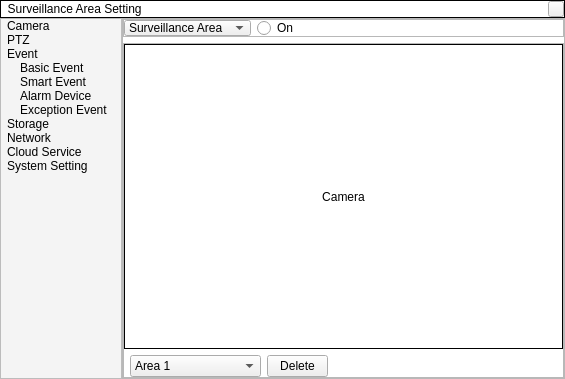
First picture: the form in ui/admgui/all_ui/surveillance_areaSett/surveillance_areaSett.ui, repository RaynoldPanjiZ/gui_pyside6, before the edit.
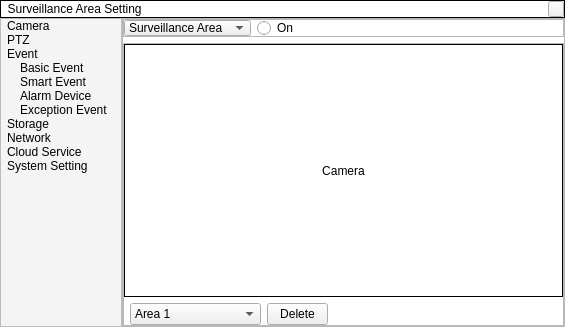
Second picture: the form after the edit. Icons and pictures are not drawn.

The edit to the form file:
```diff
--- a/ui/admgui/all_ui/surveillance_areaSett/surveillance_areaSett.ui
+++ b/ui/admgui/all_ui/surveillance_areaSett/surveillance_areaSett.ui
@@ -7,7 +7,7 @@
     <x>0</x>
     <y>0</y>
     <width>565</width>
-    <height>379</height>
+    <height>327</height>
    </rect>
   </property>
   <property name="windowTitle">
```
